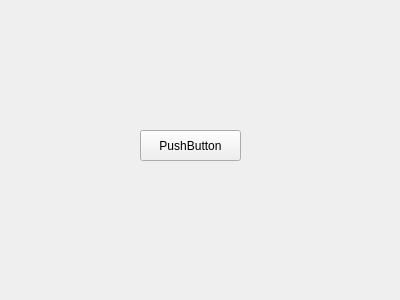
Qt form client/src/client_main_window.ui (imMAMZI/kalaNet) before a commit.
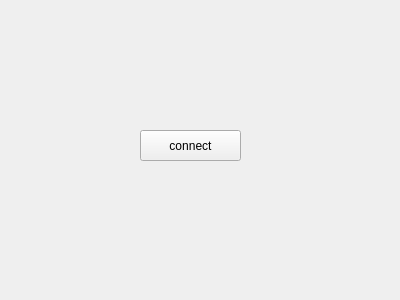
The same form after that commit.

Patch:
```diff
--- a/client/src/client_main_window.ui
+++ b/client/src/client_main_window.ui
@@ -23,7 +23,7 @@
     </rect>
    </property>
    <property name="text">
-    <string>PushButton</string>
+    <string>connect</string>
    </property>
   </widget>
  </widget>
```
Left out of the diff: 19 changed lines with no effect on the pictures.
